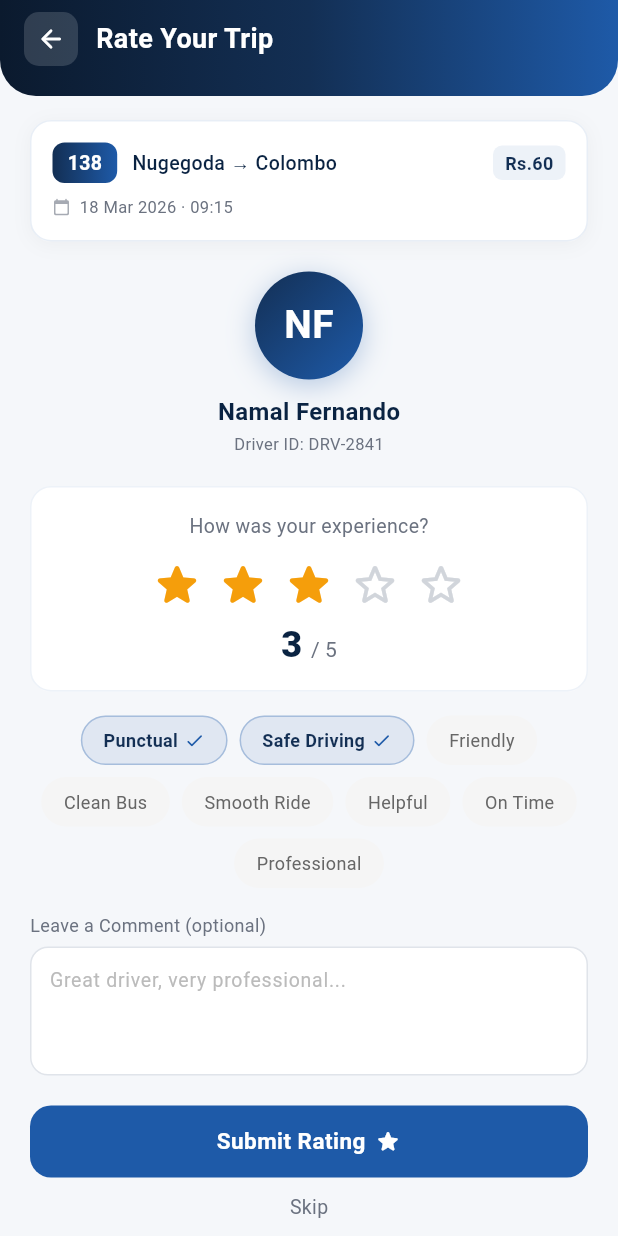
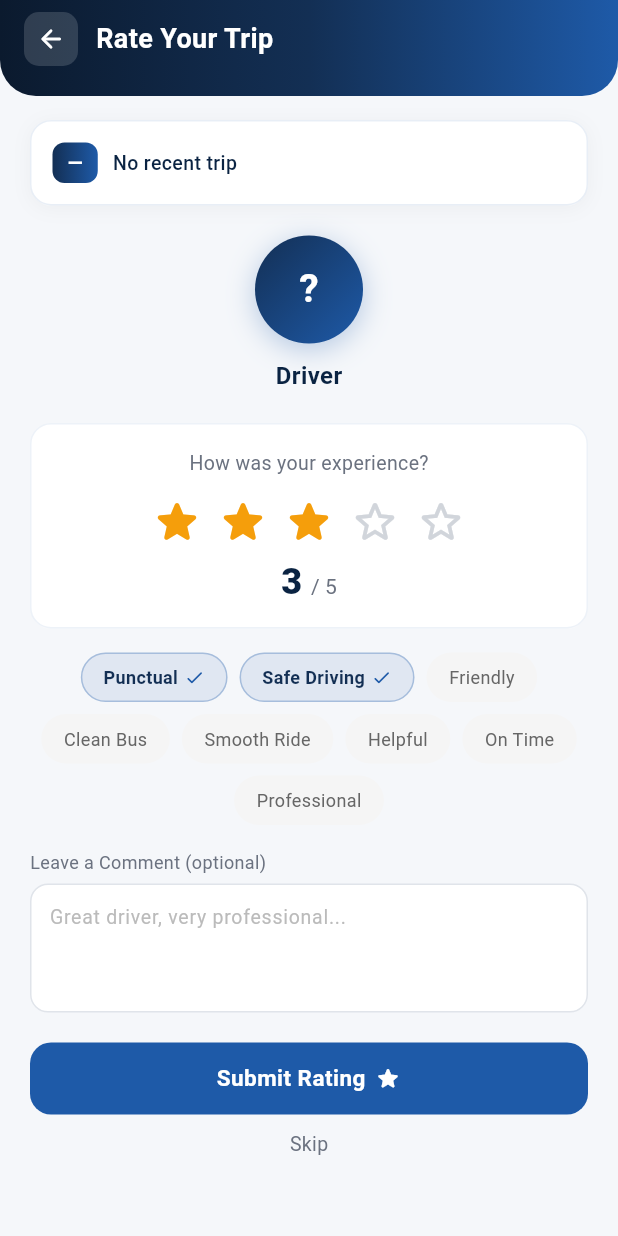
Before and after one commit to NimuthuGanegoda/Online-Bus-Travelling-Management-Production-Ready, a Flutter app: the DriverRatingScreen screen opened by its route, on a phone screen of 412 x 824 dp. Run offline on Flutter 3.47's test engine with Material 3 defaults, Android fonts, the phone set to English and light mode, and no system bars; our stand-ins replace dio, flutter_map, flutter_secure_storage, go_router, google_fonts, latlong2 and 4 more; accounts and stored records are empty; Roboto replaces fonts that are missing (Segoe UI).

Commit message:
feat: enhance trip completion flow with QR exit navigation and improved trip info display

```diff
--- a/apps/mobile/busgo_client/lib/screens/rating/driver_rating_screen.dart
+++ b/apps/mobile/busgo_client/lib/screens/rating/driver_rating_screen.dart
@@ -110,7 +110,59 @@ class _DriverRatingScreenState extends State<DriverRatingScreen> {
     );
   }
 
+  /// Most recent trip the user just completed (or is on). Falls back gracefully
+  /// when nothing's available yet — keeps the screen functional in any state.
+  ({
+    String routeNumber,
+    String routeText,
+    String fareText,
+    String dateText,
+    String driverName,
+    String driverInitials,
+    String driverIdText,
+  }) _resolveTripInfo(TripProvider tp) {
+    final trip = tp.tripHistory.isNotEmpty
+        ? tp.tripHistory.first
+        : tp.ongoingTrip;
+
+    if (trip == null) {
+      return (
+        routeNumber: '—',
+        routeText: 'No recent trip',
+        fareText: '',
+        dateText: '',
+        driverName: 'Driver',
+        driverInitials: '?',
+        driverIdText: '',
+      );
+    }
+
+    final initials = trip.driverName
+        .trim()
+        .split(RegExp(r'\s+'))
+        .where((p) => p.isNotEmpty)
+        .map((p) => p[0])
+        .take(2)
+        .join()
+        .toUpperCase();
+
+    return (
+      routeNumber: trip.routeNumber,
+      routeText: trip.from.isNotEmpty && trip.to.isNotEmpty
+          ? '${trip.from} → ${trip.to}'
+          : 'Route ${trip.routeNumber}',
+      fareText: trip.fare > 0 ? 'Rs ${trip.fare.toStringAsFixed(0)}' : '—',
+      dateText: trip.dateTime,
+      driverName: trip.driverName,
+      driverInitials: initials.isNotEmpty ? initials : '?',
+      driverIdText: trip.driverId,
+    );
+  }
+
   Widget _buildTripSummary() {
+    return Consumer<TripProvider>(
+      builder: (context, tp, _) {
+        final info = _resolveTripInfo(tp);
         return Container(
           padding: const EdgeInsets.all(14),
           decoration: BoxDecoration(
@@ -137,9 +189,9 @@ class _DriverRatingScreenState extends State<DriverRatingScreen> {
                       ),
                       borderRadius: BorderRadius.circular(8),
                     ),
-                child: const Text(
-                  '138',
-                  style: TextStyle(
+                    child: Text(
+                      info.routeNumber,
+                      style: const TextStyle(
                         color: Colors.white,
                         fontSize: 13,
                         fontWeight: FontWeight.w700,
@@ -147,21 +199,27 @@ class _DriverRatingScreenState extends State<DriverRatingScreen> {
                     ),
                   ),
                   const SizedBox(width: 10),
-              const Expanded(
+                  Expanded(
                     child: Text(
-                  'Nugegoda → Colombo',
-                  style: TextStyle(fontSize: 13, fontWeight: FontWeight.w500, color: AppColors.primary),
+                      info.routeText,
+                      style: const TextStyle(
+                        fontSize: 13,
+                        fontWeight: FontWeight.w500,
+                        color: AppColors.primary,
+                      ),
+                      overflow: TextOverflow.ellipsis,
                     ),
                   ),
+                  if (info.fareText.isNotEmpty)
                     Container(
                       padding: const EdgeInsets.symmetric(horizontal: 8, vertical: 3),
                       decoration: BoxDecoration(
                         color: const Color(0xFF1E5AA8).withValues(alpha: 0.08),
                         borderRadius: BorderRadius.circular(6),
                       ),
-                child: const Text(
-                  'Rs.60',
-                  style: TextStyle(
+                      child: Text(
+                        info.fareText,
+                        style: const TextStyle(
                           fontSize: 12,
                           fontWeight: FontWeight.w700,
                           color: Color(0xFF132F54),
@@ -170,23 +228,33 @@ class _DriverRatingScreenState extends State<DriverRatingScreen> {
                     ),
                 ],
               ),
+              if (info.dateText.isNotEmpty) ...[
                 const SizedBox(height: 8),
                 Row(
                   children: [
-              Icon(Icons.calendar_today_rounded, size: 12, color: AppColors.textMuted.withValues(alpha: 0.6)),
+                    Icon(Icons.calendar_today_rounded,
+                        size: 12,
+                        color: AppColors.textMuted.withValues(alpha: 0.6)),
                     const SizedBox(width: 6),
-              const Text(
-                '18 Mar 2026 · 09:15',
-                style: TextStyle(fontSize: 11, color: AppColors.textMuted),
+                    Text(
+                      info.dateText,
+                      style: const TextStyle(
+                          fontSize: 11, color: AppColors.textMuted),
                     ),
                   ],
                 ),
               ],
+            ],
           ),
+        );
+      },
     );
   }
 
   Widget _buildDriverInfo() {
+    return Consumer<TripProvider>(
+      builder: (context, tp, _) {
+        final info = _resolveTripInfo(tp);
         return Column(
           children: [
             Container(
@@ -208,9 +276,9 @@ class _DriverRatingScreenState extends State<DriverRatingScreen> {
                 ],
               ),
               alignment: Alignment.center,
-          child: const Text(
-            'NF',
-            style: TextStyle(
+              child: Text(
+                info.driverInitials,
+                style: const TextStyle(
                   color: Colors.white,
                   fontSize: 26,
                   fontWeight: FontWeight.w700,
@@ -218,20 +286,25 @@ class _DriverRatingScreenState extends State<DriverRatingScreen> {
               ),
             ),
             const SizedBox(height: 10),
-        const Text(
-          'Namal Fernando',
-          style: TextStyle(
+            Text(
+              info.driverName,
+              style: const TextStyle(
                 fontSize: 16,
                 fontWeight: FontWeight.w700,
                 color: AppColors.primary,
               ),
             ),
+            if (info.driverIdText.isNotEmpty) ...[
               const SizedBox(height: 2),
-        const Text(
-          'Driver ID: DRV-2841',
-          style: TextStyle(fontSize: 11, color: AppColors.textMuted),
+              Text(
+                'Driver ID: ${info.driverIdText}',
+                style: const TextStyle(
+                    fontSize: 11, color: AppColors.textMuted),
               ),
             ],
+          ],
+        );
+      },
     );
   }
 
```
Also changed, not shown: apps/mobile/busgo_client/lib/screens/map/live_map_screen.dart (+32 -4 lines), apps/mobile/busgo_client/lib/screens/qr/qr_card_screen.dart (+61 -22 lines). Lines whose indentation alone changed are shown as unchanged.
